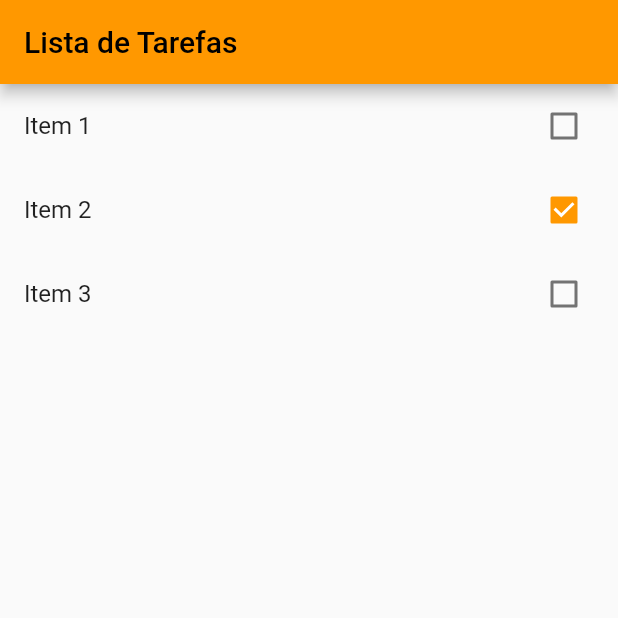
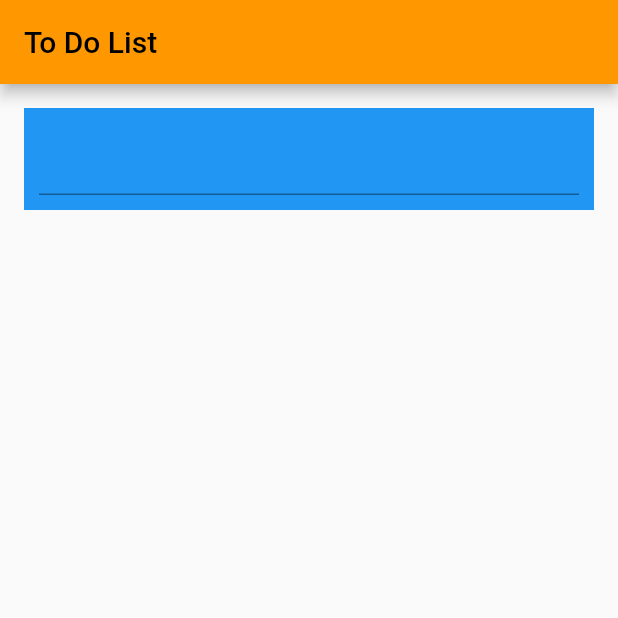
Before and after one commit to Julio-JC/Lista_de_Tarefas, a Flutter app: the screen it shows after launch, on a phone screen of 412 x 824 dp, the top half of it. Run offline on Flutter 3.47's test engine with Material 2 defaults, Android fonts, the phone set to English and light mode, and no system bars.

Commit message:
Atualizado o código para flutter 3.0.1

```diff
--- /dev/null
+++ b/lista_de_tarefas/lib/home_page.dart
@@ -0,0 +1,64 @@
+import 'package:flutter/material.dart';
+
+import 'models/item.dart';
+
+class HomePage extends StatefulWidget {
+  @override
+  _HomePageState createState() => _HomePageState();
+  List<Item> item = <Item>[];
+  TodoPage() {
+    item = [];
+    item.add(Item(tarefa: "Compras", done: false));
+    item.add(Item(tarefa: "Malhar", done: true));
+    item.add(Item(tarefa: "Compras", done: false));
+  }
+}
+
+class _HomePageState extends State<HomePage> {
+  final appBar = AppBar(
+    title: Text(
+      'To Do List',
+    ),
+  );
+
+  var newTaskCtrl = TextEditingController();
+
+  @override
+  Widget build(BuildContext context) {
+    return Scaffold(
+      appBar: appBar,
+      // ListView.bilder() cria uma matriz rolavel na tela criada sob demanda,
+      //E para controlar, ele vai precisar do itemCount e o itemBuilder .
+      body: Column(
+        children: [
+          Padding(
+            padding: EdgeInsets.all(16),
+            child: Container(
+              color: Colors.blue,
+              child: Padding(
+                padding: EdgeInsets.all(10),
+                child: TextFormField(
+                  controller: newTaskCtrl,
+                  keyboardType: TextInputType.text,
+                ),
+              ),
+            ),
+          ),
+          Expanded(
+            child: SizedBox(
+              // ListView.bilder() cria uma matriz rolavel na tela criada sob demanda.
+              child: SafeArea(
+                child: ListView.builder(
+                  itemCount: widget.item.length,
+                  itemBuilder: (ctxt, index) {
+                    return Text(widget.item[index].tarefa);
+                  },
+                ),
+              ),
+            ),
+          ),
+        ],
+      ),
+    );
+  }
+}
--- a/lista_de_tarefas/lib/main.dart
+++ b/lista_de_tarefas/lib/main.dart
@@ -1,5 +1,5 @@
 import 'package:flutter/material.dart';
-import 'models/item.dart';
+import 'home_page.dart';
 
 void main() => runApp(App());
 
@@ -15,118 +15,3 @@ class App extends StatelessWidget {
     );
   }
 }
-
-class HomePage extends StatefulWidget {
-  List<Item> items = <Item>[];
-
-  HomePage() {
-    items = [];
-    items.add(Item(title: 'Item 1', done: false));
-    items.add(Item(title: 'Item 2', done: true));
-    items.add(Item(title: 'Item 3', done: false));
-  }
-  @override
-  _HomePageState createState() => _HomePageState();
-}
-
-class _HomePageState extends State<HomePage> {
-  @override
-  Widget build(BuildContext context) {
-    return Scaffold(
-      appBar: AppBar(
-        title: Text(
-          'Lista de Tarefas',
-        ),
-      ),
-      // ListView.bilder() cria uma matriz rolavel na tela criada sob demanda,
-      //E para controlar, ele vai precisar do itemCount e o itemBuilder .
-      body: ListView.builder(
-        // O itemCount é a quantidade de intem que a lista tem.
-        // Usa o widget.items para acessar as variaveis no HomePage
-        itemCount: widget.items.length,
-        // o itemBuilder pergunta como construir os widgets na tela.
-        itemBuilder: (Context, index) {
-          //Foi criado a variavel item para isolar o widget.items[index]
-          final item = widget.items[index];
-
-          return CheckboxListTile(
-            title: Text(item.title),
-            key: Key(item.title),
-            value: item.done,
-            onChanged: (value) {
-              setState(() {
-                item.done = value;
-              });
-            },
-          );
-        },
-      ),
-    );
-  }
-}
-
-// class MyApp extends StatelessWidget {
-
-//   @override
-//   Widget build(BuildContext context) {
-//     return MaterialApp(
-//       title: 'Flutter Demo',
-//       theme: ThemeData(
-//         primarySwatch: Colors.pink,
-//       ),
-//       home: MyHomePage(title: 'Flutter Demo Home Page'),
-//     );
-//   }
-// }
-
-// class MyHomePage extends StatefulWidget {
-//   MyHomePage({Key? key, required this.title}) : super(key: key);
-
-//   final String title;
-
-//   @override
-//   _MyHomePageState createState() => _MyHomePageState();
-// }
-
-// class _MyHomePageState extends State<MyHomePage> {
-//   int _counter = 0;
-
-//   void _incrementCounter() {
-//     setState(() {
-
-//       _counter++;
-//     });
-//   }
-
-//   @override
-//   Widget build(BuildContext context) {
-
-//     return Scaffold(
-//       appBar: AppBar(
-
-//         title: Text(widget.title),
-//       ),
-//       body: Center(
-
-//         child: Column(
-
-//           mainAxisAlignment: MainAxisAlignment.center,
-//           children: <Widget>[
-//             Text(
-//               'You have pushed the button this many times:',
-//             ),
-//             Text(
-//               '$_counter',
-//               style: Theme.of(context).textTheme.headline4,
-//             ),
-//           ],
-//         ),
-//       ),
-//       floatingActionButton: FloatingActionButton(
-//         onPressed: _incrementCounter,
-//         tooltip: 'Increment',
-//         child: Icon(Icons.add),
-//       ),
-//     );
-//   }
-// }
--- a/lista_de_tarefas/lib/models/item.dart
+++ b/lista_de_tarefas/lib/models/item.dart
@@ -1,20 +1,17 @@
 class Item {
-  String title = "";
-  bool? done = false;
+  late String tarefa;
+  late bool done;
 
-  Item({
-    required this.title,
-    this.done,
-  });
+  Item({required this.tarefa, required this.done});
 
-  Item.fromJson(Map<String, dynamic> json) {
-    title = json['String'];
+  Item.fromJason(Map<String, dynamic> json) {
+    tarefa = json['tarefa'];
     done = json['done'];
   }
 
   Map<String, dynamic> toJson() {
     final Map<String, dynamic> data = new Map<String, dynamic>();
-    data['String'] = this.title;
+    data['tarefa'] = this.tarefa;
     data['done'] = this.done;
     return data;
   }
```
Also changed, not shown: lista_de_tarefas/pubspec.lock, 3 other files.
